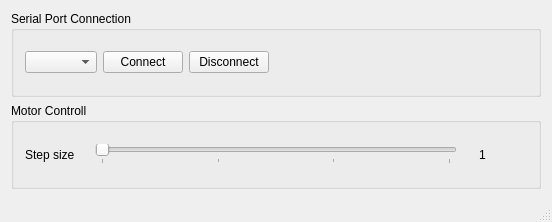
The window that desktop_application/mainwindow.ui (marcin-waszak/stepper_motor_driver) describes before a commit, drawn with Qt 5.
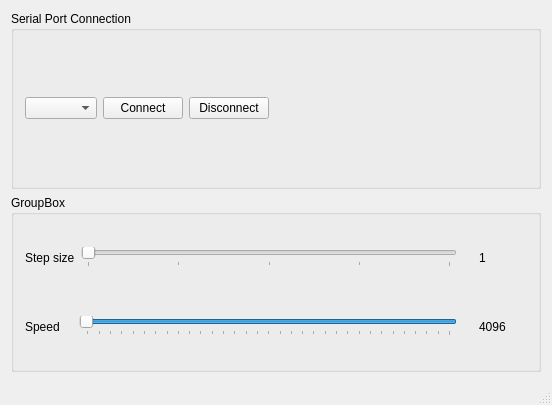
The same window after the commit.

What changed in the file:
```diff
--- a/desktop_application/mainwindow.ui
+++ b/desktop_application/mainwindow.ui
@@ -7,7 +7,7 @@
     <x>0</x>
     <y>0</y>
     <width>552</width>
-    <height>222</height>
+    <height>405</height>
    </rect>
   </property>
   <property name="windowTitle">
@@ -67,34 +67,24 @@
     <item>
      <widget class="QGroupBox" name="groupBox_2">
       <property name="title">
-       <string>Motor Controll</string>
+       <string>GroupBox</string>
       </property>
       <layout class="QGridLayout" name="gridLayout_2">
        <item row="0" column="0">
         <layout class="QHBoxLayout" name="horizontalLayout">
          <item>
           <widget class="QLabel" name="stepLabel">
+           <property name="minimumSize">
+            <size>
+             <width>48</width>
+             <height>0</height>
+            </size>
+           </property>
            <property name="text">
             <string>Step size</string>
            </property>
           </widget>
          </item>
-         <item>
-          <spacer name="horizontalSpacer_2">
-           <property name="orientation">
-            <enum>Qt::Horizontal</enum>
-           </property>
-           <property name="sizeType">
-            <enum>QSizePolicy::Fixed</enum>
-           </property>
-           <property name="sizeHint" stdset="0">
-            <size>
-             <width>14</width>
-             <height>20</height>
-            </size>
-           </property>
-          </spacer>
-         </item>
          <item>
           <widget class="QSlider" name="stepSlider">
            <property name="sizePolicy">
@@ -125,7 +115,7 @@
             <number>0</number>
            </property>
            <property name="maximum">
-            <number>3</number>
+            <number>4</number>
            </property>
            <property name="tracking">
             <bool>true</bool>
@@ -172,6 +162,110 @@
          </item>
         </layout>
        </item>
+       <item row="1" column="0">
+        <layout class="QHBoxLayout" name="horizontalLayout_4">
+         <item>
+          <widget class="QLabel" name="speedLabel">
+           <property name="minimumSize">
+            <size>
+             <width>48</width>
+             <height>0</height>
+            </size>
+           </property>
+           <property name="text">
+            <string>Speed</string>
+           </property>
+          </widget>
+         </item>
+         <item>
+          <widget class="QSlider" name="speedSlider">
+           <property name="sizePolicy">
+            <sizepolicy hsizetype="Expanding" vsizetype="Fixed">
+             <horstretch>0</horstretch>
+             <verstretch>0</verstretch>
+            </sizepolicy>
+           </property>
+           <property name="minimumSize">
+            <size>
+             <width>280</width>
+             <height>0</height>
+            </size>
+           </property>
+           <property name="baseSize">
+            <size>
+             <width>50</width>
+             <height>0</height>
+            </size>
+           </property>
+           <property name="mouseTracking">
+            <bool>true</bool>
+           </property>
+           <property name="acceptDrops">
+            <bool>true</bool>
+           </property>
+           <property name="minimum">
+            <number>16</number>
+           </property>
+           <property name="maximum">
+            <number>4096</number>
+           </property>
+           <property name="singleStep">
+            <number>1</number>
+           </property>
+           <property name="value">
+            <number>4096</number>
+           </property>
+           <property name="tracking">
+            <bool>true</bool>
+           </property>
+           <property name="orientation">
+            <enum>Qt::Horizontal</enum>
+           </property>
+           <property name="invertedAppearance">
+            <bool>true</bool>
+           </property>
+           <property name="invertedControls">
+            <bool>false</bool>
+           </property>
+           <property name="tickPosition">
+            <enum>QSlider::TicksBelow</enum>
+           </property>
+           <property name="tickInterval">
+            <number>127</number>
+           </property>
+          </widget>
+         </item>
+         <item>
+          <spacer name="horizontalSpacer_7">
+           <property name="orientation">
+            <enum>Qt::Horizontal</enum>
+           </property>
+           <property name="sizeType">
+            <enum>QSizePolicy::Fixed</enum>
+           </property>
+           <property name="sizeHint" stdset="0">
+            <size>
+             <width>16</width>
+             <height>20</height>
+            </size>
+           </property>
+          </spacer>
+         </item>
+         <item>
+          <widget class="QLabel" name="speedValueLabel">
+           <property name="minimumSize">
+            <size>
+             <width>48</width>
+             <height>0</height>
+            </size>
+           </property>
+           <property name="text">
+            <string>4096</string>
+           </property>
+          </widget>
+         </item>
+        </layout>
+       </item>
       </layout>
      </widget>
     </item>
```
